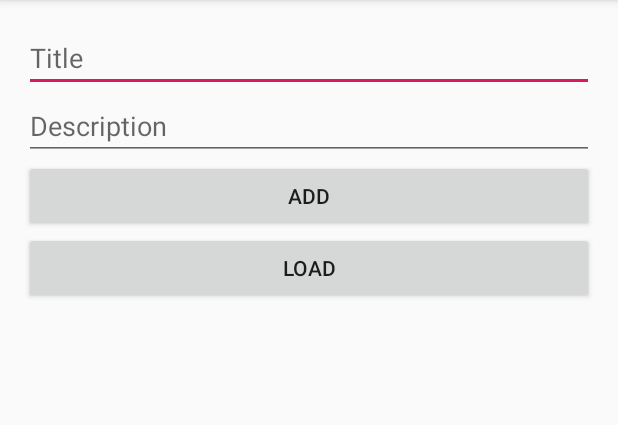
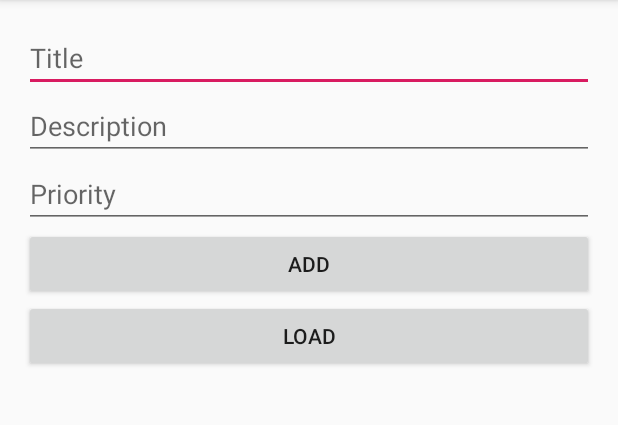
Before and after one commit to alessanderleite/FirestoreApp, an Android app: the screen it shows after launch (MainActivity), on a phone screen of 412 x 824 dp, the part 84-509 px from its top. Run offline under Robolectric (Android 15) with nearby library versions, the phone set to English and light mode, and no system bars; our stand-ins replace Firebase (no records; nobody signed in at launch, a user with empty details on screens opened directly).

Commit message:
adding new EditText for priority

```diff
--- a/app/src/main/res/layout/activity_main.xml
+++ b/app/src/main/res/layout/activity_main.xml
@@ -21,6 +21,13 @@
         android:layout_height="wrap_content"
         android:hint="Description"
         android:inputType="text" />
+
+    <EditText
+        android:id="@+id/edit_text_priority"
+        android:layout_width="match_parent"
+        android:layout_height="wrap_content"
+        android:hint="Priority"
+        android:inputType="number"/>
 
     <Button
         android:layout_width="match_parent"
```
